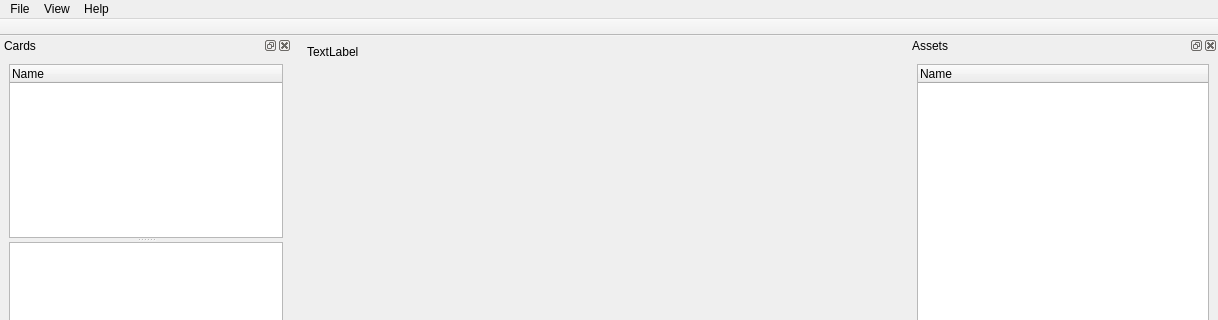
Old version of the form src/heresycardbuilder/card_editor_main.ui in the repository randall-frank/heresy-card-builder; both pictures show x 0 to 1218 and y 0 to 320 of the 1218 by 763 pixel window.
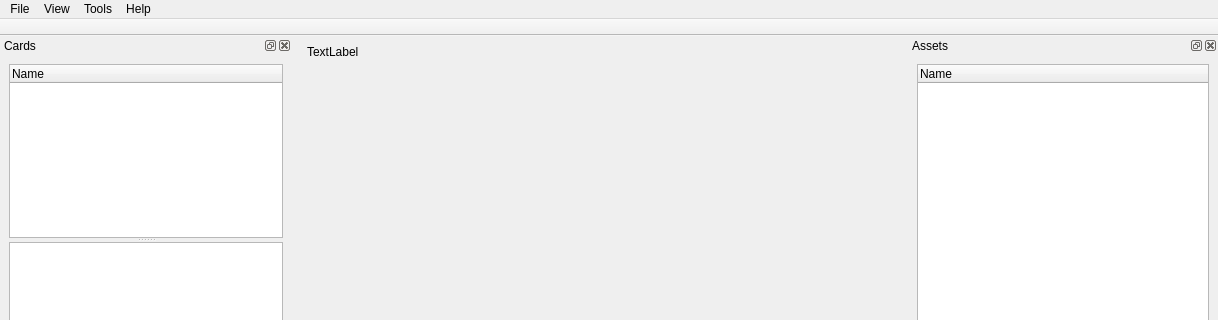
New version of the form. Icons and pictures are not drawn. Custom widgets are drawn as their Qt base class.

The edit to the form file:
```diff
--- a/src/heresycardbuilder/card_editor_main.ui
+++ b/src/heresycardbuilder/card_editor_main.ui
@@ -37,7 +37,7 @@
      <x>0</x>
      <y>0</y>
      <width>1218</width>
-     <height>21</height>
+     <height>33</height>
     </rect>
    </property>
    <widget class="QMenu" name="menuFile">
@@ -72,8 +72,20 @@
     <addaction name="actionFrontFace"/>
     <addaction name="menuCard_zoom"/>
    </widget>
+   <widget class="QMenu" name="menuTools">
+    <property name="title">
+     <string>Tools</string>
+    </property>
+    <widget class="QMenu" name="menuDownload">
+     <property name="title">
+      <string>Download deck from github</string>
+     </property>
+    </widget>
+    <addaction name="menuDownload"/>
+   </widget>
    <addaction name="menuFile"/>
    <addaction name="menuView"/>
+   <addaction name="menuTools"/>
    <addaction name="menuHelp"/>
   </widget>
   <widget class="QStatusBar" name="statusbar"/>
```
Left out of the diff: 38 changed lines with no effect on the pictures.
